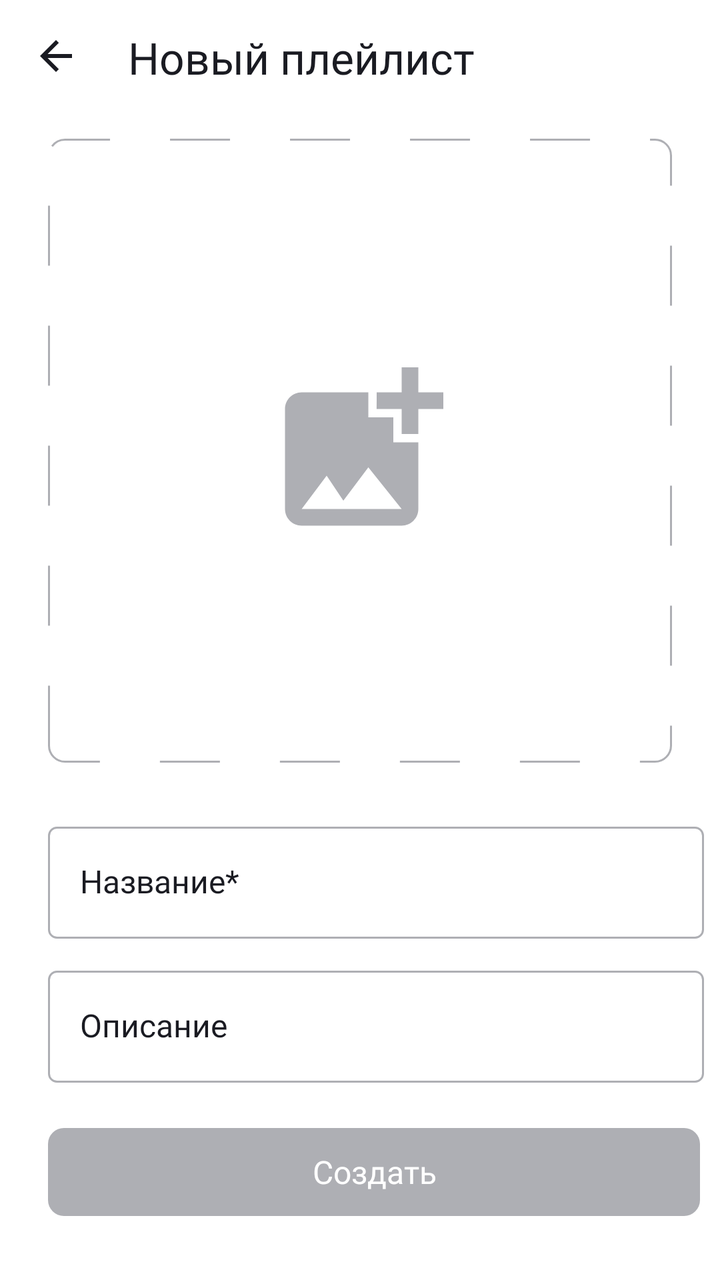
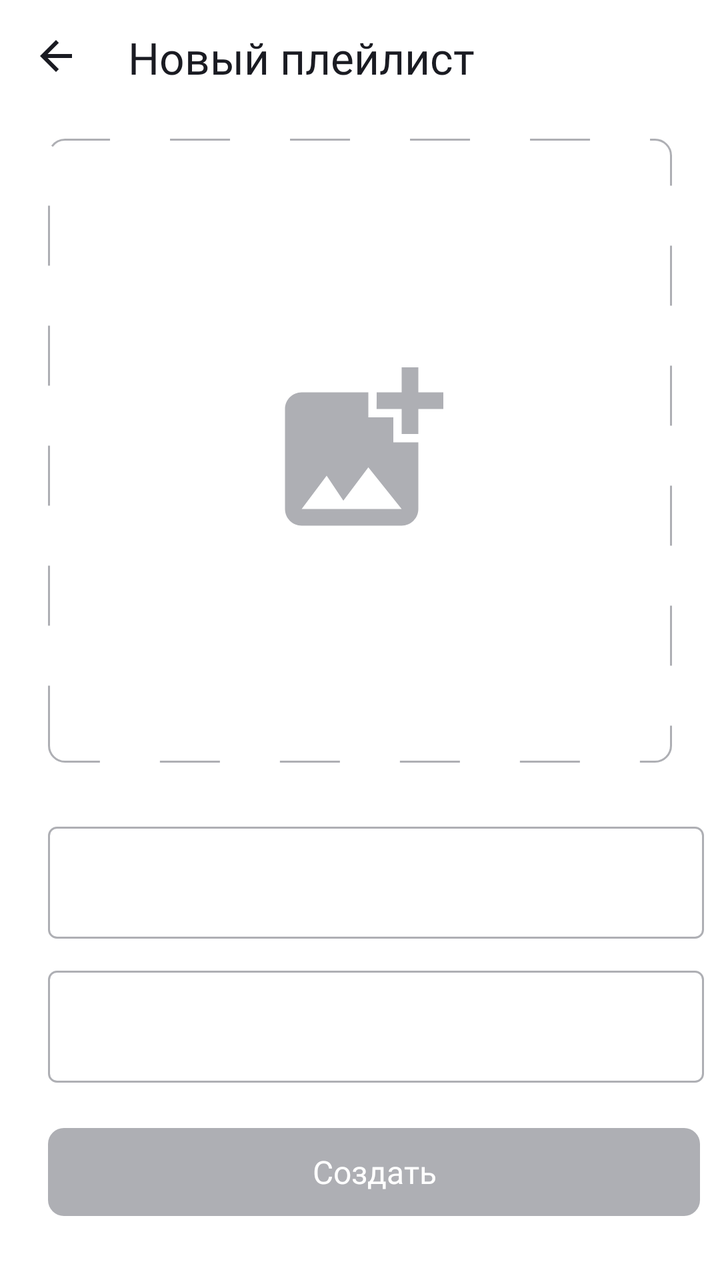

Compare the two renders of this Android layout. The source of the first and the diff that turns it into the second are given below.
<!-- AndroidManifest.xml: application theme Theme.MaterialComponents.DayNight.NoActionBar -->
<!-- res/layout/fragment_playlist.xml -->
<?xml version="1.0" encoding="utf-8"?>
<androidx.constraintlayout.widget.ConstraintLayout
    xmlns:android="http://schemas.android.com/apk/res/android"
    android:layout_width="match_parent"
    android:layout_height="match_parent"
    xmlns:app="http://schemas.android.com/apk/res-auto"
    xmlns:tools="http://schemas.android.com/tools"
    android:id="@+id/playlistFragment"
    tools:context=".player.ui.fragment.AudioPlayerFragment"
    android:theme="@style/Base.Theme.PlaylistMaker"
    android:background="?attr/colorPrimary">
    <ImageView
        android:id="@+id/backButton"
        style="@style/BaseIcon"
        android:src="@drawable/ic_arrow"

        app:layout_constraintTop_toTopOf="parent"
        app:layout_constraintStart_toStartOf="parent"
        android:layout_marginStart="@dimen/small_margin"
        android:layout_marginTop="@dimen/small_margin"/>
    <TextView
        android:id="@+id/screenName"
        android:layout_width="wrap_content"
        android:layout_height="wrap_content"
        android:text="@string/new_playlist"
        style="@style/PrimaryText"

        app:layout_constraintTop_toTopOf="parent"
        app:layout_constraintStart_toEndOf="@id/backButton"
        android:layout_marginStart="@dimen/big_margin"
        android:layout_marginTop="14dp"/>

    <ImageView
        android:id="@+id/playlistImage"
        android:layout_width="312dp"
        android:layout_height="312dp"
        android:src="@drawable/ic_new_playlist"
        android:scaleType="center"

        android:background="@drawable/playlist_image_background"

        app:layout_constraintStart_toStartOf="parent"
        app:layout_constraintEnd_toEndOf="parent"
        app:layout_constraintTop_toBottomOf="@id/screenName"
        android:layout_marginTop="26dp"

        android:foreground="?attr/selectableItemBackground"/>
    
    <EditText
        android:id="@+id/playlistName"
        android:layout_width="328dp"
        android:layout_height="56dp"
        android:paddingHorizontal="16dp"
        android:paddingVertical="18dp"
        android:hint="@string/playlist_name"
        android:textColorHint="?attr/colorOnPrimary"
        style="@style/BodySmallText"

        android:background="@drawable/edit_text_background"

        app:layout_constraintStart_toStartOf="@id/playlistImage"
        app:layout_constraintTop_toBottomOf="@id/playlistImage"
        android:layout_marginTop="32dp"/>

    <EditText
        android:id="@+id/playlistDescription"
        android:layout_width="328dp"
        android:layout_height="56dp"
        android:paddingHorizontal="@dimen/small_margin"
        android:paddingVertical="18dp"
        android:hint="@string/playlist_description"
        android:textColorHint="?attr/colorOnPrimary"
        style="@style/BodySmallText"

        android:background="@drawable/edit_text_background"

        app:layout_constraintTop_toBottomOf="@id/playlistName"
        app:layout_constraintStart_toStartOf="@id/playlistImage"
        android:layout_marginTop="@dimen/small_margin"/>

    <androidx.appcompat.widget.AppCompatButton
        android:id="@+id/saveButton"
        android:layout_width="326dp"
        android:layout_height="44dp"
        android:text="@string/create"
        android:background="@drawable/button_states"
        android:textColor="@color/white"
        android:textSize="@dimen/small_text_size"
        android:fontFamily="@font/ys_display_medium"
        android:textFontWeight="500"
        android:textAllCaps="false"
        android:enabled="false"

        app:layout_constraintBottom_toBottomOf="parent"
        app:layout_constraintStart_toStartOf="@id/playlistImage"
        android:layout_marginBottom="32dp"

        android:foreground="?attr/selectableItemBackground"/>
</androidx.constraintlayout.widget.ConstraintLayout>
<!-- resources referenced by this layout -->
<resources>
  <color name="white">#FFFFFFFF</color>
  <dimen name="big_margin">24dp</dimen>
  <dimen name="small_margin">16dp</dimen>
  <dimen name="small_text_size">16sp</dimen>
  <!-- drawable button_states (drawable) -->
  <?xml version="1.0" encoding="utf-8"?>
  <selector xmlns:android="http://schemas.android.com/apk/res/android">
      <item android:state_enabled="true">
          <shape>
              <solid android:color="@color/blue"/>
              <corners android:radius="8dp"/>
          </shape>
      </item>
      <item android:state_enabled="false">
          <shape>
              <solid android:color="@color/text_grey"/>
              <corners android:radius="8dp"/>
          </shape>
      </item>
  </selector>
  <!-- drawable edit_text_background (drawable) -->
  <?xml version="1.0" encoding="utf-8"?>
  <shape xmlns:android="http://schemas.android.com/apk/res/android">
      <stroke
          android:color="?attr/colorOnBackground"
          android:width="1dp"/>
      <corners android:radius="4dp"/>
  </shape>
  <!-- drawable ic_arrow (drawable) -->
  <vector xmlns:android="http://schemas.android.com/apk/res/android"
      android:width="24dp"
      android:height="24dp"
      android:viewportWidth="24"
      android:viewportHeight="24">
    <group>
      <clip-path
          android:pathData="M0,0h24v24h-24z"/>
      <path
          android:pathData="M20,11H7.83L13.42,5.41L12,4L4,12L12,20L13.41,18.59L7.83,13H20V11Z"
          android:fillColor="#1A1B22"/>
    </group>
  </vector>
  <!-- drawable playlist_image_background (drawable) -->
  <?xml version="1.0" encoding="utf-8"?>
  <shape xmlns:android="http://schemas.android.com/apk/res/android">
      <size android:height="312dp"
          android:width="312dp"/>
      <corners android:radius="8dp"/>
  
      <stroke
          android:color="@color/text_grey"
          android:width="1dp"
          android:dashWidth="30dp"
          android:dashGap="30dp"/>
  </shape>
  <string name="create">Создать</string>
  <string name="new_playlist">Новый плейлист</string>
  <string name="playlist_description">Описание</string>
  <string name="playlist_name">Название*</string>
  <style name="Base.Theme.PlaylistMaker" parent="Theme.MaterialComponents.DayNight.NoActionBar">
          <item name="colorPrimary">@color/white</item>
          <item name="colorSecondary">@color/blue</item>
          <item name="colorOnPrimary">@color/black</item>
          <item name="colorOnBackground">@color/text_grey</item>
          <item name="colorOnContainer">@color/light_gray</item>
      </style>
  <style name="BaseIcon">
          <item name="android:foreground">?attr/selectableItemBackground</item>
          <item name="android:layout_height">@dimen/icon_size</item>
          <item name="android:layout_width">@dimen/icon_size</item>
          <item name="tint">?attr/colorOnPrimary</item>
          <item name="backgroundTint">?attr/colorPrimary</item>
      </style>
  <style name="BodySmallText" parent="BaseText">
          <item name="android:fontFamily">@font/ys_display_regular</item>
          <item name="android:textFontWeight">400</item>
          <item name="android:textSize">@dimen/small_text_size</item>
          <item name="android:textColor">?attr/colorOnPrimary</item>
      </style>
  <style name="PrimaryText" parent="BaseText">
          <item name="android:textSize">@dimen/standart_text_size</item>
          <item name="android:textFontWeight">500</item>
      </style>
  <color name="blue">#3772E7</color>
  <color name="text_grey">#AEAFB4</color>
  <color name="black">#1A1B22</color>
  <color name="light_gray">#E6E8EB</color>
  <dimen name="icon_size">24dp</dimen>
  <style name="BaseText">
          <item name="android:fontFamily">@font/ys_display_medium</item>
          <item name="android:textColor">?attr/colorOnPrimary</item>
      </style>
  <dimen name="standart_text_size">22sp</dimen>
  <!-- unchanged entries left out for length: 1 -->
</resources>

<!-- the commit's change to res/layout/fragment_playlist.xml (unified diff, before → after) -->
@@ -60,7 +60,9 @@
 
         app:layout_constraintStart_toStartOf="@id/playlistImage"
         app:layout_constraintTop_toBottomOf="@id/playlistImage"
-        android:layout_marginTop="32dp"/>
+        android:layout_marginTop="32dp"
+
+        android:stateListAnimator="@animator/edit_text_focus"/>
 
     <EditText
         android:id="@+id/playlistDescription"
@@ -76,7 +78,9 @@
 
         app:layout_constraintTop_toBottomOf="@id/playlistName"
         app:layout_constraintStart_toStartOf="@id/playlistImage"
-        android:layout_marginTop="@dimen/small_margin"/>
+        android:layout_marginTop="@dimen/small_margin"
+
+        android:stateListAnimator="@animator/edit_text_focus"/>
 
     <androidx.appcompat.widget.AppCompatButton
         android:id="@+id/saveButton"
<!-- resource entries referenced after the edit -->
@@ -24,7 +24,7 @@
   <?xml version="1.0" encoding="utf-8"?>
   <shape xmlns:android="http://schemas.android.com/apk/res/android">
       <stroke
-          android:color="?attr/colorOnBackground"
+          android:color="@color/edit_text_stroke_selector"
           android:width="1dp"/>
       <corners android:radius="4dp"/>
   </shape>
@@ -65,6 +65,8 @@
           <item name="colorOnPrimary">@color/black</item>
           <item name="colorOnBackground">@color/text_grey</item>
           <item name="colorOnContainer">@color/light_gray</item>
+          <item name="colorTertiary">@color/light_gray</item>
+          <item name="colorOnTertiary">@color/text_grey</item>
       </style>
   <style name="BaseIcon">
           <item name="android:foreground">?attr/selectableItemBackground</item>
